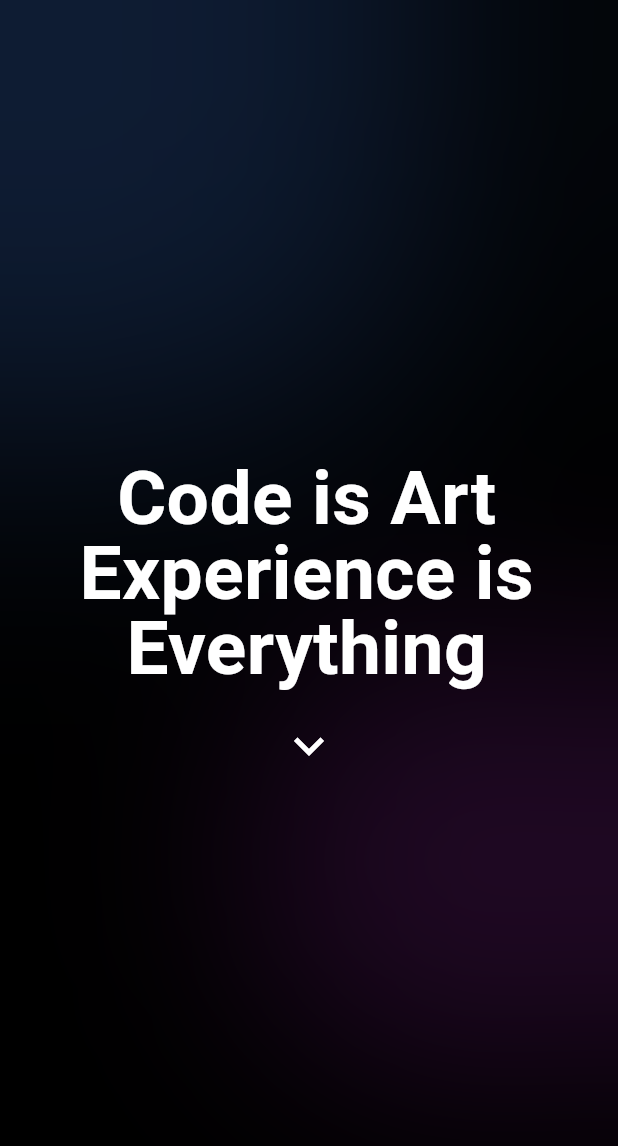
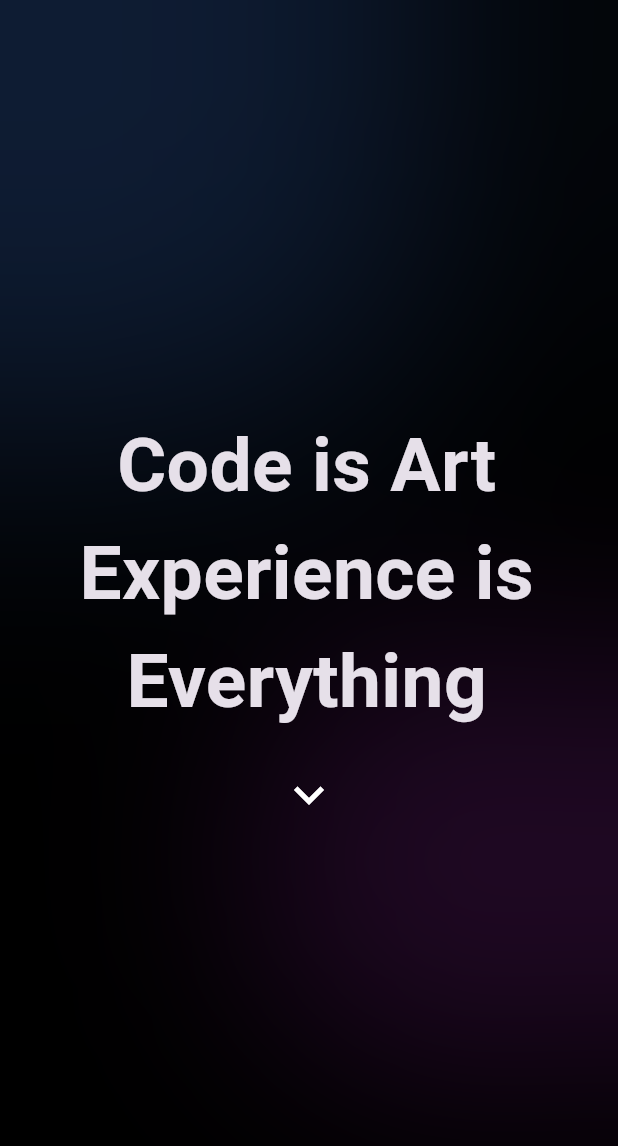
Before and after one commit to fbseongDev/MyPorfolio, a Flutter app: the screen it shows after launch, on a phone screen of 412 x 824 dp. Shown: the top 1146 px of the screen. Run offline on Flutter 3.47's test engine with Material 3 defaults, Android fonts, the light colour scheme and no system bars; our stand-ins replace flutter_hooks.

Commit message:
chore:: text_style 기본값 제거

```diff
--- a/packages/design_system/lib/src/foundation/text_style.dart
+++ b/packages/design_system/lib/src/foundation/text_style.dart
@@ -1,15 +1,13 @@
 import 'package:flutter/material.dart' as m;
-import 'package:design_system/src/foundation/colors.dart';
-import 'package:design_system/src/foundation/font_weight.dart';
 
 @m.immutable
 final class TextStyle extends m.TextStyle {
   const TextStyle({
-    super.fontSize = 14,
-    super.fontWeight = FontWeight.normal,
-    super.color= Colors.white,
-    super.height = 1,
+    super.fontSize,
+    super.fontWeight,
+    super.color,
+    super.height,
     super.letterSpacing,
-    super.decoration = m.TextDecoration.none
+    super.decoration
   });
 }
```
